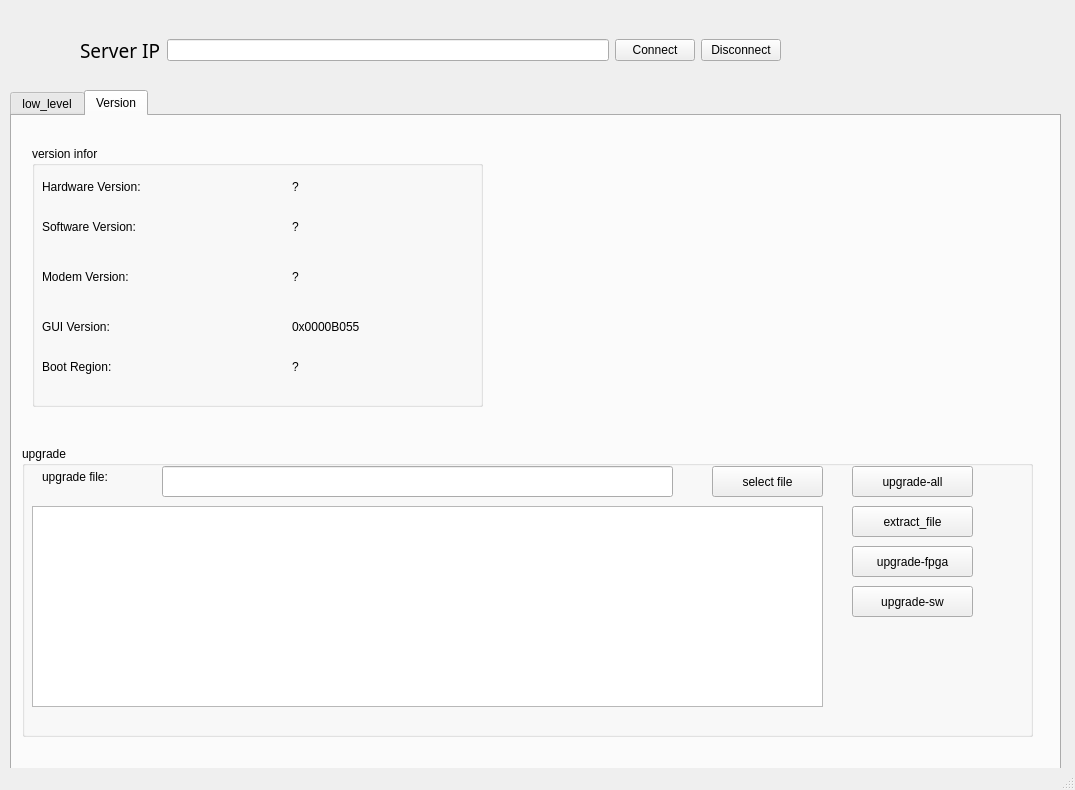
First picture: the form in UI.ui, repository txzing/Python, before the edit.
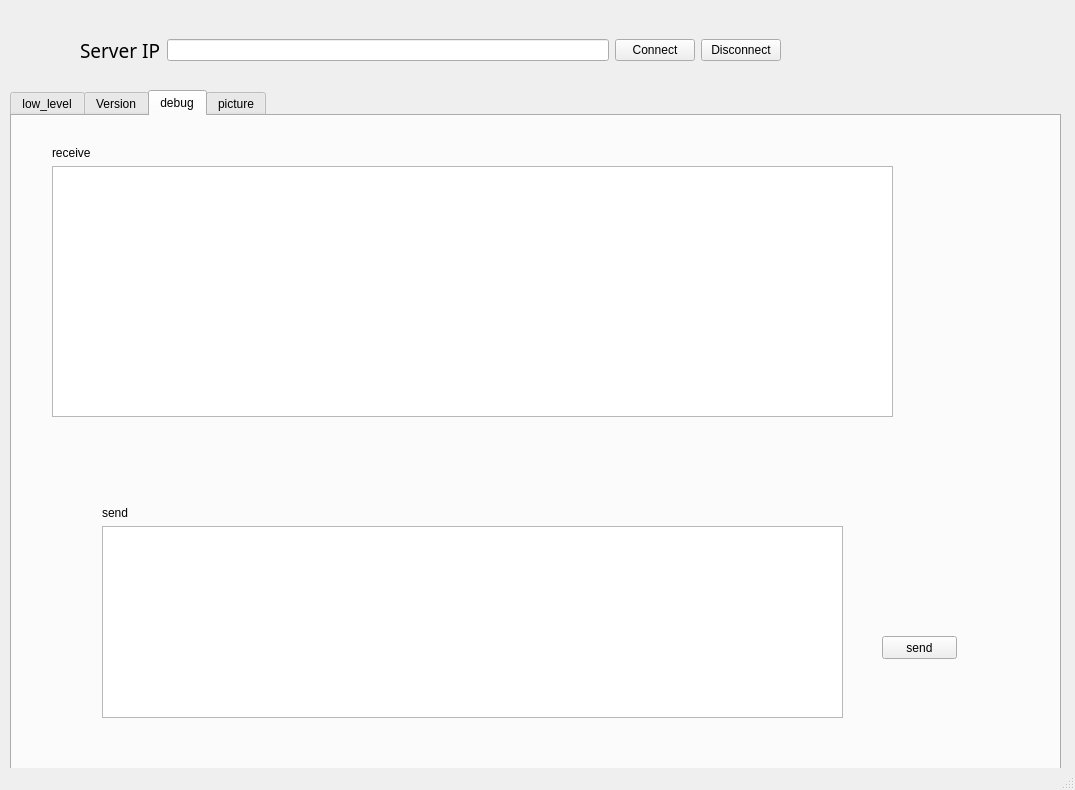
Second picture: the form after the edit.

What changed in the file:
```diff
--- a/UI.ui
+++ b/UI.ui
@@ -24,7 +24,7 @@
      </rect>
     </property>
     <property name="currentIndex">
-     <number>1</number>
+     <number>2</number>
     </property>
     <widget class="QWidget" name="low_level">
      <property name="accessibleName">
@@ -831,6 +831,83 @@
       </widget>
      </widget>
     </widget>
+    <widget class="QWidget" name="tab">
+     <attribute name="title">
+      <string>debug</string>
+     </attribute>
+     <widget class="QPushButton" name="btn_send">
+      <property name="geometry">
+       <rect>
+        <x>870</x>
+        <y>520</y>
+        <width>75</width>
+        <height>23</height>
+       </rect>
+      </property>
+      <property name="text">
+       <string>send</string>
+      </property>
+     </widget>
+     <widget class="QWidget" name="layoutWidget">
+      <property name="geometry">
+       <rect>
+        <x>40</x>
+        <y>30</y>
+        <width>841</width>
+        <height>271</height>
+       </rect>
+      </property>
+      <layout class="QVBoxLayout" name="verticalLayout">
+       <item>
+        <widget class="QLabel" name="label">
+         <property name="text">
+          <string>receive</string>
+         </property>
+        </widget>
+       </item>
+       <item>
+        <widget class="QTextEdit" name="textEdit"/>
+       </item>
+      </layout>
+     </widget>
+     <widget class="QWidget" name="layoutWidget">
+      <property name="geometry">
+       <rect>
+        <x>90</x>
+        <y>390</y>
+        <width>741</width>
+        <height>212</height>
+       </rect>
+      </property>
+      <layout class="QVBoxLayout" name="verticalLayout_2">
+       <item>
+        <widget class="QLabel" name="label_2">
+         <property name="text">
+          <string>send</string>
+         </property>
+        </widget>
+       </item>
+       <item>
+        <widget class="QTextEdit" name="textEdit_2"/>
+       </item>
+      </layout>
+     </widget>
+    </widget>
+    <widget class="QWidget" name="tab_3">
+     <attribute name="title">
+      <string>picture</string>
+     </attribute>
+     <widget class="QGraphicsView" name="graphicsView">
+      <property name="geometry">
+       <rect>
+        <x>50</x>
+        <y>30</y>
+        <width>941</width>
+        <height>581</height>
+       </rect>
+      </property>
+     </widget>
+    </widget>
    </widget>
    <widget class="QWidget" name="layoutWidget">
     <property name="geometry">
```
